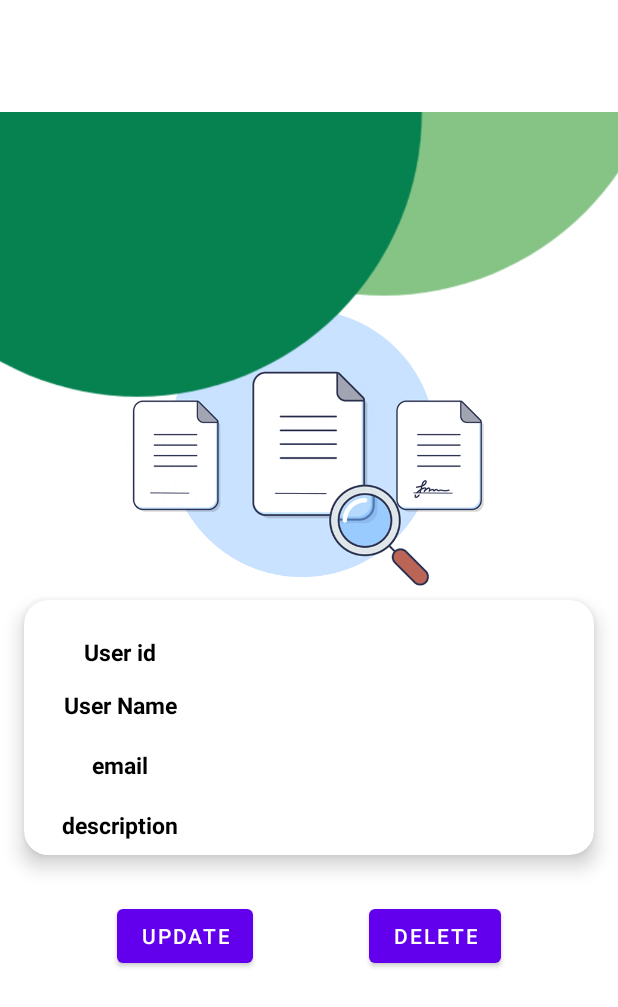
After one commit to Harish3000/FarmLink-MAD-PROJECT-Y2S2-G4.2, an Android app: the layout activity_feedback_details.xml on its own in the app's theme, with its tools: preview values and no code run, on a phone screen of 412 x 824 dp. The commit adds this screen. Shown: the top 1007 px of the screen. Run offline under Robolectric (Android 15) with nearby library versions, the phone set to English and light mode, and no system bars.

Commit message:
updated feedback layouts

```diff
--- /dev/null
+++ b/app/src/main/res/layout/activity_feedback_details.xml
@@ -0,0 +1,263 @@
+<?xml version="1.0" encoding="utf-8"?>
+<androidx.constraintlayout.widget.ConstraintLayout
+    xmlns:android="http://schemas.android.com/apk/res/android"
+    xmlns:app="http://schemas.android.com/apk/res-auto"
+    xmlns:tools="http://schemas.android.com/tools"
+    android:layout_width="match_parent"
+    android:layout_height="match_parent"
+    tools:context=".activities.FeedbackDetails">
+
+    <pl.droidsonroids.gif.GifImageView
+        android:layout_width="318dp"
+        android:layout_height="312dp"
+        android:src="@drawable/details"
+        app:layout_constraintBottom_toBottomOf="parent"
+        app:layout_constraintEnd_toEndOf="parent"
+        app:layout_constraintHorizontal_bias="0.494"
+        app:layout_constraintStart_toStartOf="parent"
+        app:layout_constraintTop_toTopOf="parent"
+        app:layout_constraintVertical_bias="0.274" />
+
+    <androidx.cardview.widget.CardView
+        android:id="@+id/cardView"
+        android:layout_width="match_parent"
+        android:layout_height="wrap_content"
+        android:layout_marginTop="400dp"
+        app:cardCornerRadius="16dp"
+        app:cardElevation="8dp"
+        app:layout_constraintEnd_toEndOf="parent"
+        app:layout_constraintHorizontal_bias="0.0"
+        app:layout_constraintStart_toStartOf="parent"
+        app:layout_constraintTop_toTopOf="parent"
+        android:layout_marginStart="16dp"
+        android:layout_marginEnd="16dp">
+
+        <LinearLayout
+            android:id="@+id/linearLayout"
+            android:layout_width="match_parent"
+            android:layout_height="wrap_content"
+            android:orientation="vertical">
+
+            <LinearLayout
+                android:id="@+id/id_lin"
+                android:layout_width="match_parent"
+                android:layout_height="30dp"
+                android:layout_marginLeft="10dp"
+                android:layout_marginTop="20dp"
+                android:layout_marginRight="10dp"
+                android:orientation="horizontal"
+                android:weightSum="2">
+
+                <LinearLayout
+                    android:layout_width="0dp"
+                    android:layout_height="match_parent"
+                    android:layout_weight="0.6"
+                    android:background="@color/cardview_light_background">
+
+                    <TextView
+                        android:layout_width="match_parent"
+                        android:layout_height="wrap_content"
+                        android:layout_gravity="center"
+                        android:gravity="center"
+                        android:textStyle="bold"
+                        android:text="User id"
+                        android:textColor="@color/black"
+                        android:textSize="15sp" />
+
+                </LinearLayout>
+
+                <LinearLayout
+                    android:layout_width="0dp"
+                    android:layout_height="match_parent"
+                    android:layout_weight="1.4">
+
+                    <TextView
+                        android:id="@+id/tvUserId"
+                        android:layout_width="match_parent"
+                        android:layout_height="wrap_content"
+                        android:layout_gravity="center"
+                        android:gravity="center"
+                        android:text=""
+                        android:textColor="@color/black"
+                        android:textSize="15sp" />
+
+                </LinearLayout>
+
+            </LinearLayout>
+
+            <LinearLayout
+                android:id="@+id/contact_lin"
+                android:layout_width="match_parent"
+                android:layout_height="40dp"
+                android:layout_marginLeft="10dp"
+                android:layout_marginRight="10dp"
+                android:orientation="horizontal"
+                android:weightSum="2">
+
+                <LinearLayout
+                    android:layout_width="0dp"
+                    android:layout_height="match_parent"
+                    android:layout_weight="0.6"
+                    android:background="@color/cardview_light_background">
+
+                    <TextView
+                        android:layout_width="match_parent"
+                        android:layout_height="wrap_content"
+                        android:layout_gravity="center"
+                        android:gravity="center"
+                        android:textStyle="bold"
+                        android:text="User Name"
+                        android:textColor="@color/black"
+                        android:textSize="15sp" />
+
+                </LinearLayout>
+
+                <LinearLayout
+                    android:layout_width="0dp"
+                    android:layout_height="match_parent"
+                    android:layout_weight="1.4">
+
+                    <TextView
+                        android:id="@+id/tvUserName"
+                        android:layout_width="match_parent"
+                        android:layout_height="wrap_content"
+                        android:layout_gravity="center"
+                        android:gravity="center"
+                        android:text=""
+                        android:textColor="@color/black"
+                        android:textSize="15sp" />
+
+                </LinearLayout>
+
+            </LinearLayout>
+
+            <LinearLayout
+                android:layout_width="match_parent"
+                android:layout_height="40dp"
+                android:layout_marginLeft="10dp"
+                android:layout_marginRight="10dp"
+                android:orientation="horizontal"
+                android:weightSum="2">
+
+                <LinearLayout
+                    android:layout_width="0dp"
+                    android:layout_height="match_parent"
+                    android:layout_weight="0.6"
+                    android:background="@color/cardview_light_background">
+
+                    <TextView
+                        android:layout_width="match_parent"
+                        android:layout_height="wrap_content"
+                        android:layout_gravity="center"
+                        android:gravity="center"
+                        android:text="email"
+                        android:textStyle="bold"
+                        android:textColor="@color/black"
+                        android:textSize="15sp" />
+
+                </LinearLayout>
+
+                <LinearLayout
+                    android:layout_width="0dp"
+                    android:layout_height="match_parent"
+                    android:layout_weight="1.4">
+
+                    <TextView
+                        android:id="@+id/tvEmail"
+                        android:layout_width="match_parent"
+                        android:layout_height="wrap_content"
+                        android:layout_gravity="center"
+                        android:gravity="center"
+                        android:text=""
+                        android:textColor="@color/black"
+                        android:textSize="15sp" />
+
+                </LinearLayout>
+
+            </LinearLayout>
+
+            <LinearLayout
+                android:layout_width="match_parent"
+                android:layout_height="40dp"
+                android:layout_marginLeft="10dp"
+                android:layout_marginRight="10dp"
+                android:orientation="horizontal"
+                android:weightSum="2">
+
+                <LinearLayout
+                    android:layout_width="0dp"
+                    android:layout_height="match_parent"
+                    android:layout_weight="0.6"
+                    android:background="@color/cardview_light_background">
+
+                    <TextView
+                        android:layout_width="match_parent"
+                        android:layout_height="wrap_content"
+                        android:layout_gravity="center"
+                        android:gravity="center"
+                        android:text="description"
+                        android:textStyle="bold"
+                        android:textColor="@color/black"
+                        android:textSize="15sp" />
+
+                </LinearLayout>
+
+                <LinearLayout
+                    android:layout_width="0dp"
+                    android:layout_height="match_parent"
+                    android:layout_weight="1.4">
+
+                    <TextView
+                        android:id="@+id/tvDescription"
+                        android:layout_width="match_parent"
+                        android:layout_height="wrap_content"
+                        android:layout_gravity="center"
+                        android:gravity="center"
+                        android:text=""
+                        android:textColor="@color/black"
+                        android:textSize="15sp" />
+
+                </LinearLayout>
+
+            </LinearLayout>
+
+        </LinearLayout>
+
+    </androidx.cardview.widget.CardView>
+
+    <Button
+        android:id="@+id/btnUpdate"
+        android:layout_width="wrap_content"
+        android:layout_height="wrap_content"
+        android:layout_marginTop="30dp"
+        android:text="Update"
+        app:layout_constraintEnd_toStartOf="@+id/btnDelete"
+        app:layout_constraintHorizontal_bias="0.5"
+        app:layout_constraintStart_toStartOf="parent"
+        app:layout_constraintTop_toBottomOf="@id/cardView" />
+
+    <Button
+        android:id="@+id/btnDelete"
+        android:layout_width="wrap_content"
+        android:layout_height="wrap_content"
+        android:layout_marginTop="30dp"
+        android:text="Delete"
+        app:layout_constraintEnd_toEndOf="parent"
+        app:layout_constraintHorizontal_bias="0.5"
+        app:layout_constraintStart_toEndOf="@+id/btnUpdate"
+        app:layout_constraintTop_toBottomOf="@id/cardView" />
+
+    <ImageView
+        android:id="@+id/imageView6"
+        android:layout_width="434dp"
+        android:layout_height="285dp"
+        android:layout_marginBottom="492dp"
+        app:layout_constraintBottom_toBottomOf="parent"
+        app:layout_constraintEnd_toEndOf="parent"
+        app:layout_constraintHorizontal_bias="0.0"
+        app:layout_constraintStart_toStartOf="parent"
+        app:layout_constraintTop_toTopOf="parent"
+        app:layout_constraintVertical_bias="1.0"
+        app:srcCompat="@drawable/backroundshape" />
+
+</androidx.constraintlayout.widget.ConstraintLayout>
--- a/app/src/main/res/layout/activity_main.xml
+++ b/app/src/main/res/layout/activity_main.xml
@@ -4,7 +4,7 @@
     xmlns:tools="http://schemas.android.com/tools"
     android:layout_width="match_parent"
     android:layout_height="match_parent"
-    tools:context=".MainActivity">
+    tools:context=".activities.MainActivity">
 
 
     <fragment
```
Also changed, not shown: app/src/main/res/layout/activity_feedback.xml (+77 -7 lines), app/src/main/res/layout/activity_feedback_fetch.xml (added, +67 -0 lines), app/src/main/res/layout/activity_feedback_insert.xml (added, +82 -0 lines), app/src/main/res/drawable/support2.gif (added).
